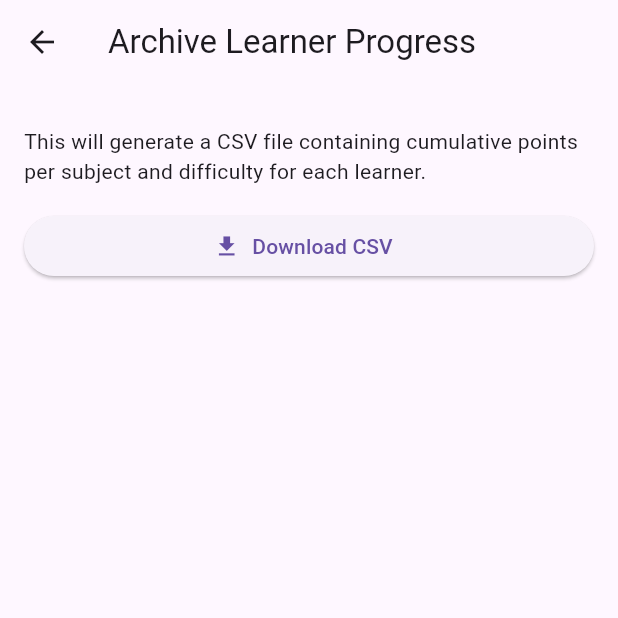
After one commit to sai-00/quizzard-thesis, a Flutter app: the ArchiveDataScreen screen opened directly, after a tap on "Download CSV", on a phone screen of 412 x 824 dp, the top half of it. The commit adds this screen. Run offline on Flutter 3.47's test engine with Material 3 defaults, Android fonts, the phone set to English and light mode, and no system bars; our stand-ins replace csv, device_info_plus, file_picker, permission_handler, sqflite, sqflite_common_ffi; accounts and stored records are empty.

Commit message:
revisions - leaderboard, user archive

```diff
--- a/lib/screens/admin/admin_progress_list.dart
+++ b/lib/screens/admin/admin_progress_list.dart
@@ -34,8 +34,15 @@ class _AdminProgressListState extends State<AdminProgressList> {
     final nonAdminUsers = users.where((u) => u.isAdmin != true).toList();
     final cards = <Widget>[];
 
+    // Build a temporary list containing per-user stats so we can sort by total points
+    final List<Map<String, dynamic>> userStats = [];
+
     for (final u in nonAdminUsers) {
       final rows = await _progressRepo.getByProfile(u.profileID!);
+
+      // compute total cumulative points for this user
+      final totalPoints = rows.fold<int>(0, (p, e) => p + e.points);
+
       // latest runID from most recent row
       String? latestRun;
       String? latestDate;
@@ -69,12 +76,28 @@ class _AdminProgressListState extends State<AdminProgressList> {
         subjDiff[r.subjID]![diff] = (subjDiff[r.subjID]![diff] ?? 0) + r.points;
       }
 
+      userStats.add({
+        'user': u,
+        'totalPoints': totalPoints,
+        'latestDate': latestDate,
+        'latestSessionPoints': latestSessionPoints,
+        'subjDiff': subjDiff,
+      });
+    }
+
+    // sort descending by cumulative points (highest first)
+    userStats.sort(
+      (a, b) => (b['totalPoints'] as int).compareTo(a['totalPoints'] as int),
+    );
+
+    for (final s in userStats) {
+      final u = s['user'];
       cards.add(
         AdminProgressCard(
           user: u,
-          latestDate: latestDate,
-          latestSessionPoints: latestSessionPoints,
-          subjDifficultyPoints: subjDiff,
+          latestDate: s['latestDate'] as String?,
+          latestSessionPoints: s['latestSessionPoints'] as int,
+          subjDifficultyPoints: s['subjDiff'] as Map<int, Map<String, int>>,
           subjectNames: subjectNames,
         ),
       );
--- /dev/null
+++ b/lib/screens/menu/archive_data.dart
@@ -0,0 +1,212 @@
+import 'dart:io';
+import 'dart:convert';
+
+import 'package:flutter/material.dart';
+import 'package:file_picker/file_picker.dart';
+import 'package:permission_handler/permission_handler.dart';
+import 'package:device_info_plus/device_info_plus.dart';
+
+import '../../repositories/user_repository.dart';
+import '../../repositories/progress_repository.dart';
+import '../../repositories/question_repository.dart';
+
+class ArchiveDataScreen extends StatefulWidget {
+  const ArchiveDataScreen({super.key});
+
+  @override
+  State<ArchiveDataScreen> createState() => _ArchiveDataScreenState();
+}
+
+class _ArchiveDataScreenState extends State<ArchiveDataScreen> {
+  final _userRepo = UserRepository();
+  final _progressRepo = ProgressRepository();
+  final _questionRepo = QuestionRepository();
+  late Future<List<String>> _future;
+  bool _isSaving = false;
+
+  @override
+  void initState() {
+    super.initState();
+    _future = _buildCsvRows();
+  }
+
+  Future<List<String>> _buildCsvRows() async {
+    final users = await _userRepo.getAll();
+    final subjects = await _questionRepo.getSubjects();
+
+    // Header: User, <Subject>-Easy, <Subject>-Medium, <Subject>-Hard, ...
+    final headers = <String>['User'];
+    for (final s in subjects) {
+      final name = s['subjName'] as String;
+      headers.addAll(['$name-Easy', '$name-Medium', '$name-Hard']);
+    }
+
+    final rows = <String>[];
+    rows.add(headers.join(','));
+
+    final nonAdmin = users.where((u) => u.isAdmin != true).toList();
+
+    for (final u in nonAdmin) {
+      final prog = await _progressRepo.getByProfile(u.profileID!);
+
+      // cumulative per subject/difficulty across all rows
+      final Map<int, Map<String, int>> subjDiff = {};
+      for (final r in prog) {
+        subjDiff.putIfAbsent(
+          r.subjID,
+          () => {'Easy': 0, 'Medium': 0, 'Hard': 0},
+        );
+        final diff = r.difficulty ?? 'Easy';
+        subjDiff[r.subjID]![diff] = (subjDiff[r.subjID]![diff] ?? 0) + r.points;
+      }
+
+      final cols = <String>[u.name];
+      for (final s in subjects) {
+        final id = s['subjID'] as int;
+        final map = subjDiff[id];
+        cols.add((map == null ? 0 : map['Easy'] ?? 0).toString());
+        cols.add((map == null ? 0 : map['Medium'] ?? 0).toString());
+        cols.add((map == null ? 0 : map['Hard'] ?? 0).toString());
+      }
+
+      rows.add(cols.join(','));
+    }
+
+    return rows;
+  }
+
+  Future<bool> _ensureStoragePermission() async {
+    if (!Platform.isAndroid) return true;
+    try {
+      final deviceInfo = DeviceInfoPlugin();
+      final androidInfo = await deviceInfo.androidInfo;
+      final sdk = androidInfo.version.sdkInt;
+
+      if (sdk >= 30) {
+        final status = await Permission.manageExternalStorage.status;
+        if (status.isGranted) return true;
+
+        final result = await Permission.manageExternalStorage.request();
+        if (result.isGranted) return true;
+
+        if (result.isPermanentlyDenied) await openAppSettings();
+        return false;
+      } else {
+        final result = await Permission.storage.request();
+        return result.isGranted;
+      }
+    } catch (e) {
+      return false;
+    }
+  }
+
+  Future<String?> _askFileName(String initial) async {
+    final controller = TextEditingController(text: initial);
+
+    return showDialog<String?>(
+      context: context,
+      builder: (ctx) => AlertDialog(
+        title: const Text('Save as'),
+        content: TextField(
+          controller: controller,
+          decoration: const InputDecoration(labelText: 'Filename'),
+        ),
+        actions: [
+          TextButton(
+            onPressed: () => Navigator.of(ctx).pop(null),
+            child: const Text('Cancel'),
+          ),
+          TextButton(
+            onPressed: () => Navigator.of(ctx).pop(controller.text),
+            child: const Text('Save'),
+          ),
+        ],
+      ),
+    );
+  }
+
+  Future<void> _saveCsv(List<String> rows, String suggestedName) async {
+    if (!mounted) return;
+    setState(() => _isSaving = true);
+
+    try {
+      // Android permission
+      if (Platform.isAndroid) {
+        final granted = await _ensureStoragePermission();
+        if (!granted) {
+          if (!mounted) return;
+          ScaffoldMessenger.of(context).showSnackBar(
+            const SnackBar(content: Text('Storage permission denied')),
+          );
+          return;
+        }
+      }
+
+      final dirPath = await FilePicker.platform.getDirectoryPath();
+      if (dirPath == null || !mounted) return;
+
+      final filename = await _askFileName(suggestedName);
+      if (!mounted || filename == null || filename.isEmpty) return;
+
+      final name = filename.toLowerCase().endsWith('.csv')
+          ? filename
+          : '$filename.csv';
+      final file = File('$dirPath/$name');
+      final csv = rows.join('\n');
+      await file.writeAsString(csv, flush: true, encoding: utf8);
+
+      if (!mounted) return;
+      ScaffoldMessenger.of(
+        context,
+      ).showSnackBar(SnackBar(content: Text('Saved to ${file.path}')));
+    } catch (e) {
+      if (!mounted) return;
+      ScaffoldMessenger.of(
+        context,
+      ).showSnackBar(SnackBar(content: Text('Error saving file: $e')));
+    } finally {
+      if (mounted) setState(() => _isSaving = false);
+    }
+  }
+
+  @override
+  Widget build(BuildContext context) {
+    return Scaffold(
+      appBar: AppBar(title: const Text('Archive Learner Progress')),
+      body: FutureBuilder<List<String>>(
+        future: _future,
+        builder: (context, snap) {
+          if (snap.connectionState != ConnectionState.done) {
+            return const Center(child: CircularProgressIndicator());
+          }
+          if (snap.hasError) {
+            return Center(child: Text('Failed to load archive: ${snap.error}'));
+          }
+
+          final rows = snap.data ?? [];
+          if (rows.isEmpty) return const Center(child: Text('No data'));
+
+          return ListView(
+            padding: const EdgeInsets.all(16),
+            children: [
+              const SizedBox(height: 12),
+              const Text(
+                'This will generate a CSV file containing cumulative points per subject and difficulty for each learner.',
+              ),
+              const SizedBox(height: 16),
+              ElevatedButton.icon(
+                onPressed: _isSaving
+                    ? null
+                    : () async {
+                        await _saveCsv(rows, 'archive-learner-progress');
+                      },
+                icon: const Icon(Icons.download),
+                label: Text('Download CSV'),
+              ),
+            ],
+          );
+        },
+      ),
+    );
+  }
+}
--- a/lib/screens/menu/menu_screen.dart
+++ b/lib/screens/menu/menu_screen.dart
@@ -13,6 +13,7 @@ import 'add_csv.dart';
 import 'add_cutscene_csv.dart';
 import 'download_csv.dart';
 import 'reset_config.dart';
+import 'archive_data.dart';
 
 class MenuScreen extends StatelessWidget {
   final bool hideSubjects;
@@ -70,6 +71,14 @@ class MenuScreen extends StatelessWidget {
             title: const Text('Reset Configurations'),
             onTap: () => Navigator.of(context).push(
               MaterialPageRoute(builder: (_) => const ResetConfigScreen()),
+            ),
+          ),
+          const Divider(),
+          ListTile(
+            leading: const Icon(Icons.archive),
+            title: const Text('Archive Learner Progress'),
+            onTap: () => Navigator.of(context).push(
+              MaterialPageRoute(builder: (_) => const ArchiveDataScreen()),
             ),
           ),
           const Divider(),
```
